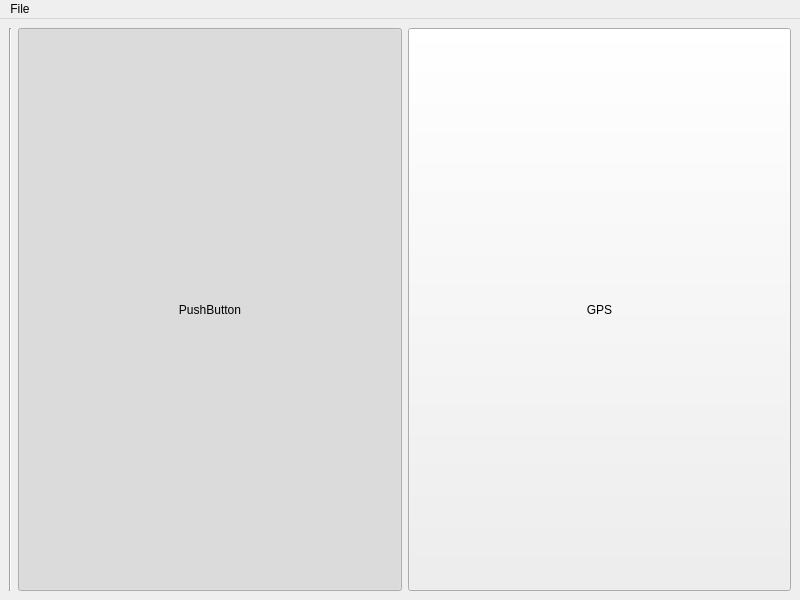
The window that Main.ui (bluemellophone/gzc-client) describes before a commit, drawn with Qt 5.
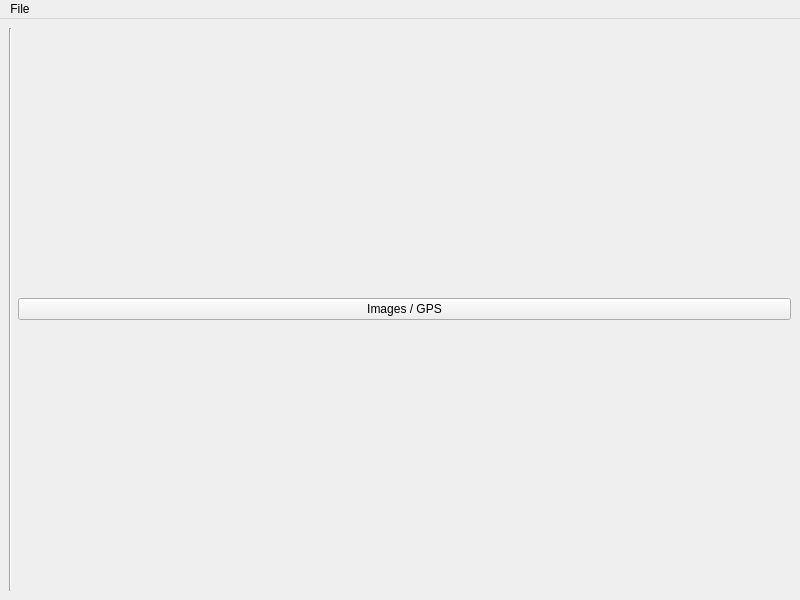
The same window after the commit.

Commit message: added icons across ui, added toggle button between gps and image

```diff
--- a/Main.ui
+++ b/Main.ui
@@ -34,35 +34,19 @@
           <item>
            <widget class="QPushButton" name="image_tab">
             <property name="sizePolicy">
-             <sizepolicy hsizetype="Expanding" vsizetype="MinimumExpanding">
+             <sizepolicy hsizetype="MinimumExpanding" vsizetype="Fixed">
               <horstretch>0</horstretch>
               <verstretch>0</verstretch>
              </sizepolicy>
             </property>
             <property name="text">
-             <string>PushButton</string>
+             <string>Images / GPS</string>
             </property>
-            <property name="checkable">
-             <bool>true</bool>
+            <property name="autoDefault">
+             <bool>false</bool>
             </property>
-            <property name="checked">
-             <bool>true</bool>
-            </property>
-           </widget>
-          </item>
-          <item>
-           <widget class="QPushButton" name="gps_tab">
-            <property name="sizePolicy">
-             <sizepolicy hsizetype="Expanding" vsizetype="MinimumExpanding">
-              <horstretch>0</horstretch>
-              <verstretch>0</verstretch>
-             </sizepolicy>
-            </property>
-            <property name="text">
-             <string>GPS</string>
-            </property>
-            <property name="checkable">
-             <bool>true</bool>
+            <property name="flat">
+             <bool>false</bool>
             </property>
            </widget>
           </item>
```
Left out of the diff: 4 changed lines with no effect on the pictures. The commit also changes 19 other files.
